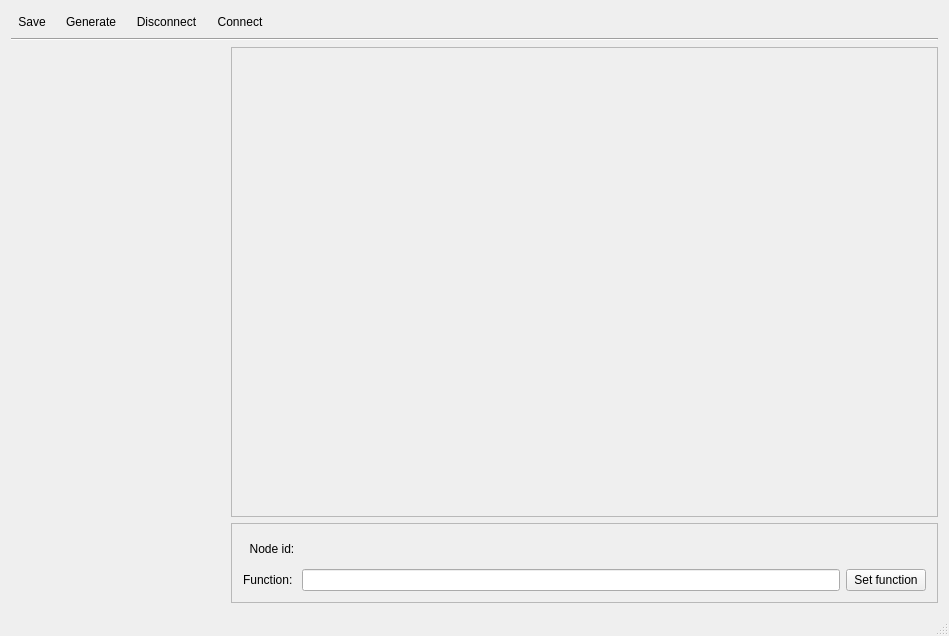
The window that mainwindow.ui (Svietq/FlowGraphDesigner) describes before a commit, drawn with Qt 5.
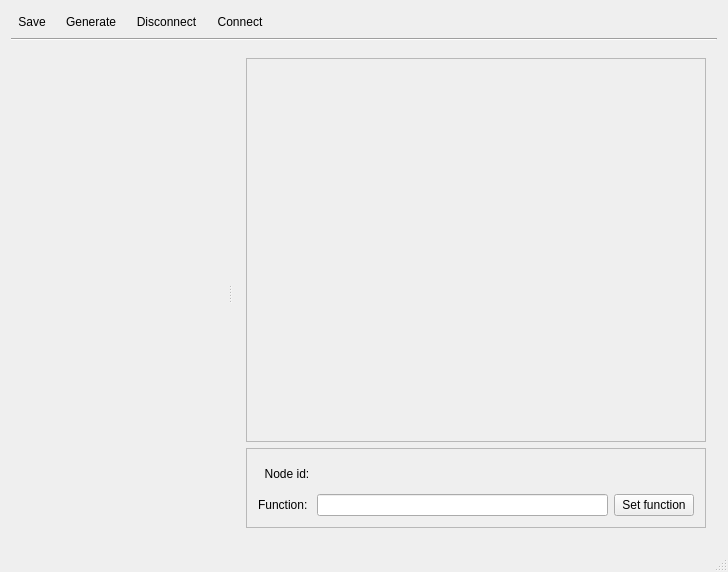
The same window after the commit. Custom widgets are drawn as their Qt base class.

What changed in the file:
```diff
--- a/mainwindow.ui
+++ b/mainwindow.ui
@@ -6,8 +6,8 @@
    <rect>
     <x>0</x>
     <y>0</y>
-    <width>949</width>
-    <height>636</height>
+    <width>728</width>
+    <height>572</height>
    </rect>
   </property>
   <property name="sizePolicy">
@@ -21,10 +21,13 @@
   </property>
   <widget class="QWidget" name="centralWidget">
    <layout class="QGridLayout" name="gridLayout">
-    <item row="0" column="0" colspan="2">
+    <item row="0" column="0">
      <layout class="QVBoxLayout" name="verticalLayout">
       <item>
        <layout class="QHBoxLayout" name="horizontalLayout">
+        <property name="sizeConstraint">
+         <enum>QLayout::SetMinimumSize</enum>
+        </property>
         <item>
          <widget class="QToolButton" name="toolButton">
           <property name="text">
@@ -102,6 +105,22 @@
      </layout>
     </item>
     <item row="1" column="0">
+     <widget class="QSplitter" name="splitter">
+      <property name="frameShape">
+       <enum>QFrame::NoFrame</enum>
+      </property>
+      <property name="orientation">
+       <enum>Qt::Horizontal</enum>
+      </property>
+      <property name="opaqueResize">
+       <bool>true</bool>
+      </property>
+      <property name="handleWidth">
+       <number>10</number>
+      </property>
+      <property name="childrenCollapsible">
+       <bool>true</bool>
+      </property>
      <widget class="QToolBox" name="tabWidget">
       <property name="sizePolicy">
        <sizepolicy hsizetype="Expanding" vsizetype="Expanding">
@@ -109,6 +128,12 @@
         <verstretch>0</verstretch>
        </sizepolicy>
       </property>
+       <property name="minimumSize">
+        <size>
+         <width>214</width>
+         <height>0</height>
+        </size>
+       </property>
       <property name="maximumSize">
        <size>
         <width>214</width>
@@ -122,8 +147,7 @@
        </size>
       </property>
      </widget>
-    </item>
-    <item row="1" column="1">
+      <widget class="QWidget" name="">
      <layout class="QVBoxLayout" name="verticalLayout_3">
       <item>
        <widget class="DragWidget" name="canvas">
@@ -186,6 +210,8 @@
        </widget>
       </item>
      </layout>
+      </widget>
+     </widget>
     </item>
    </layout>
   </widget>
```
Left out of the diff: 2 changed lines with no effect on the pictures. Lines whose indentation alone changed are shown as unchanged.
